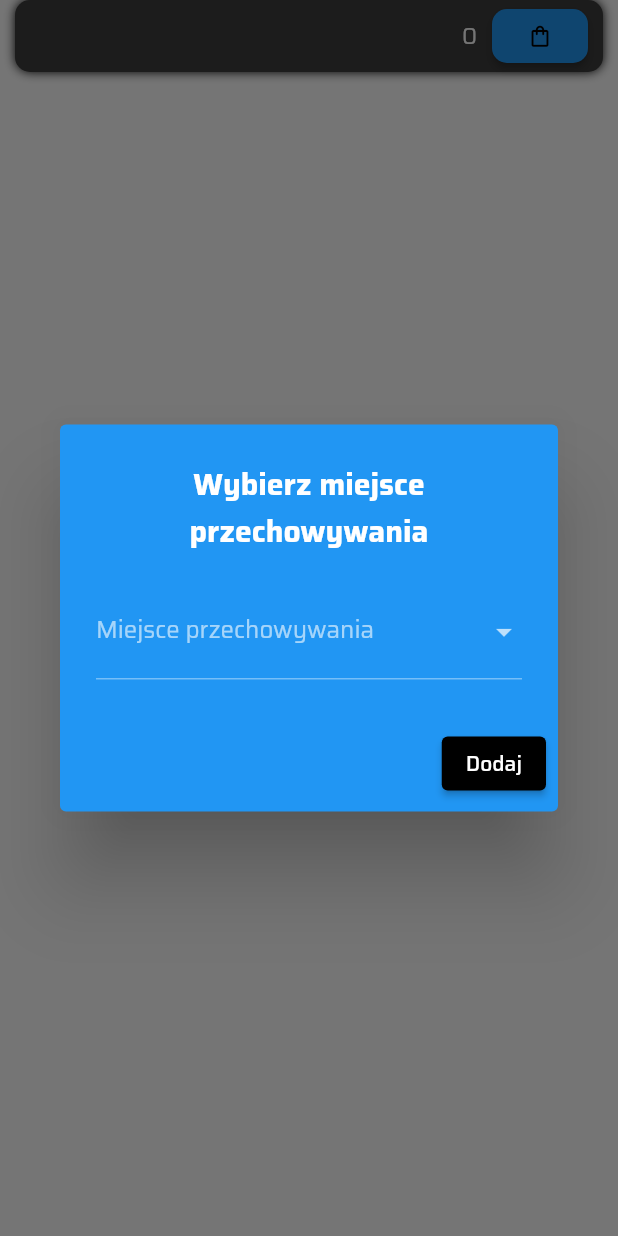
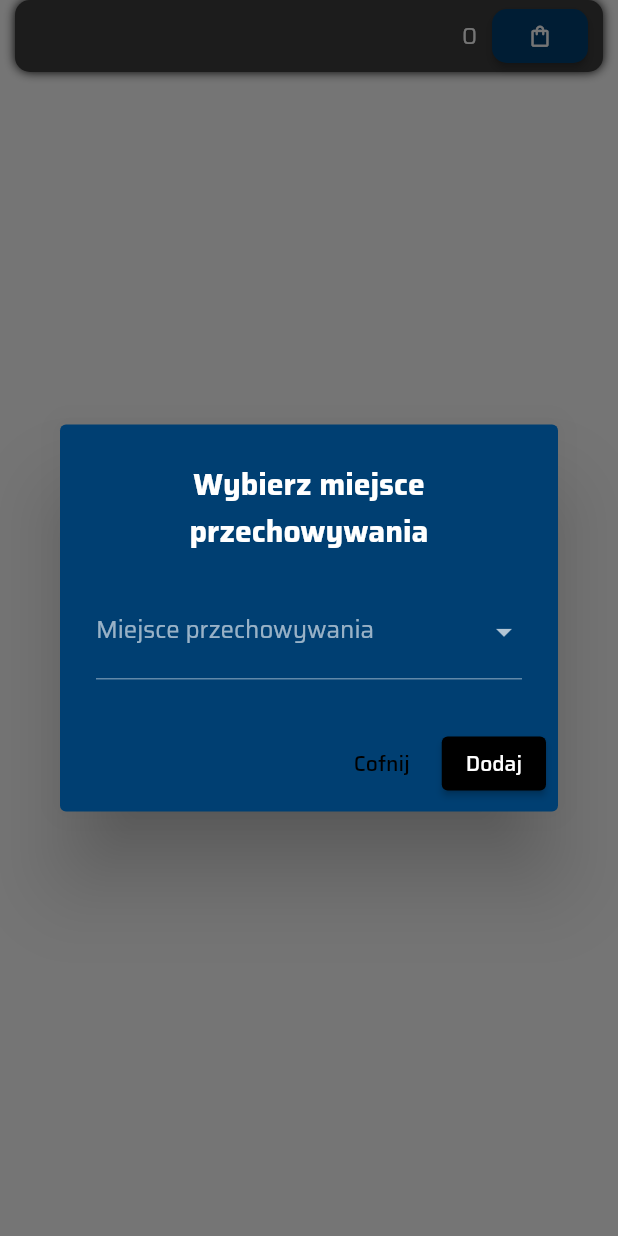
Before and after one commit to sebastiangirsza/ShopListApp, a Flutter app: the _Dismissible widget shown alone on an empty page, opened directly with empty values, after a tap on the "shopping bag" icon, on a phone screen of 412 x 824 dp. Run offline on Flutter 3.47's test engine with Material 2 defaults, Android fonts, the phone set to English and light mode, and no system bars; our stand-ins replace bloc, cloud_firestore, firebase_auth, firebase_core, flutter_bloc, google_fonts and 1 more; accounts and stored records are empty.

Commit message:
Implement others colors after right swipe

```diff
--- a/lib/app/home/pages/shop_list/categories/categories_widget.dart
+++ b/lib/app/home/pages/shop_list/categories/categories_widget.dart
@@ -79,11 +79,17 @@ class _DismissibleState extends State<_Dismissible> {
         builder: (context, state) {
           return Dismissible(
             key: UniqueKey(),
-            background: const Padding(
-              padding: EdgeInsets.symmetric(horizontal: 10),
-              child: DecoratedBox(
+            background: BlocProvider(
+              create: (context) => AddCubit(ProductsRepository()),
+              child: BlocBuilder<AddCubit, AddState>(
+                builder: (context, state) {
+                  return Padding(
+                    padding: const EdgeInsets.symmetric(horizontal: 10),
+                    child: (widget.productModel.isChecked == false)
+                        ? const DecoratedBox(
                             decoration: BoxDecoration(
-                  borderRadius: BorderRadius.all(Radius.circular(10)),
+                              borderRadius:
+                                  BorderRadius.all(Radius.circular(10)),
                               color: Colors.green,
                             ),
                             child: Align(
@@ -91,10 +97,29 @@ class _DismissibleState extends State<_Dismissible> {
                               child: Padding(
                                 padding: EdgeInsets.only(left: 32.0),
                                 child: Icon(
-                      Icons.add,
+                                  Icons.done,
                                 ),
                               ),
                             ),
+                          )
+                        : const DecoratedBox(
+                            decoration: BoxDecoration(
+                              borderRadius:
+                                  BorderRadius.all(Radius.circular(10)),
+                              color: Colors.red,
+                            ),
+                            child: Align(
+                              alignment: Alignment.centerLeft,
+                              child: Padding(
+                                padding: EdgeInsets.only(left: 32.0),
+                                child: Icon(
+                                  Icons.remove_done,
+                                ),
+                              ),
+                            ),
+                          ),
+                  );
+                },
               ),
             ),
             secondaryBackground: const Padding(
@@ -181,7 +206,7 @@ class _ProductsList extends StatelessWidget {
                   const SizedBox(width: 10),
                   ElevatedButton(
                     style: ElevatedButton.styleFrom(
-                      backgroundColor: Colors.blue,
+                      backgroundColor: const Color.fromARGB(255, 0, 63, 114),
                       shape: const RoundedRectangleBorder(
                           borderRadius: BorderRadius.all(Radius.circular(10))),
                     ),
@@ -192,13 +217,10 @@ class _ProductsList extends StatelessWidget {
                           builder: (BuildContext context) {
                             return _AlertDialog(productModel: productModel);
                           });
-                      context
-                          .read<AddCubit>()
-                          .delete(documentID: productModel.id);
                     },
                     child: const Icon(
                         size: 17,
-                        color: Colors.black,
+                        color: Colors.white,
                         Icons.shopping_bag_outlined),
                   ),
                 ],
@@ -229,7 +251,7 @@ class _AlertDialog extends StatelessWidget {
           return StatefulBuilder(
             builder: (BuildContext context, StateSetter setState) {
               return AlertDialog(
-                backgroundColor: Colors.blue,
+                backgroundColor: const Color.fromARGB(255, 0, 63, 114),
                 title: Text(
                   style:
                       GoogleFonts.getFont('Saira', fontWeight: FontWeight.bold),
@@ -267,9 +289,22 @@ class _AlertDialog extends StatelessWidget {
                   ).toList(),
                 ),
                 actions: [
-                  ElevatedButton(
+                  TextButton(
+                      onPressed: () {
+                        Navigator.of(context).pop();
+                      },
+                      child: Text(
+                        'Cofnij',
                         style:
-                        ElevatedButton.styleFrom(backgroundColor: Colors.black),
+                            GoogleFonts.getFont('Saira', color: Colors.black),
+                      )),
+                  BlocProvider(
+                    create: (context) => AddCubit(ProductsRepository()),
+                    child: BlocBuilder<AddCubit, AddState>(
+                      builder: (context, state) {
+                        return ElevatedButton(
+                          style: ElevatedButton.styleFrom(
+                              backgroundColor: Colors.black),
                           onPressed: () {
                             context.read<YourProductsCubit>().addYourProduct(
                                   productModel.productGroup,
@@ -277,12 +312,18 @@ class _AlertDialog extends StatelessWidget {
                                   productModel.productQuantity,
                                   storageName!,
                                 );
+                            context
+                                .read<AddCubit>()
+                                .delete(documentID: productModel.id);
                             Navigator.of(context).pop();
                           },
                           child: Text(
-                        style:
-                            GoogleFonts.getFont('Saira', color: Colors.white),
+                              style: GoogleFonts.getFont('Saira',
+                                  color: Colors.white),
                               'Dodaj'),
+                        );
+                      },
+                    ),
                   ),
                 ],
               );
--- a/lib/app/home/pages/your_products/pages/storage.dart
+++ b/lib/app/home/pages/your_products/pages/storage.dart
@@ -72,8 +72,8 @@ class StoragePage extends StatelessWidget {
                                 const SizedBox(height: 5),
                                 Container(
                                   height: 50,
-                                  decoration: BoxDecoration(
-                                    color: Colors.blue.withOpacity(1),
+                                  decoration: const BoxDecoration(
+                                    color: Color.fromARGB(255, 0, 63, 114),
                                     boxShadow: <BoxShadow>[
                                       BoxShadow(
                                           color: Colors.black, blurRadius: 5)
--- a/lib/app/home/pages/your_products/your_products.dart
+++ b/lib/app/home/pages/your_products/your_products.dart
@@ -54,7 +54,7 @@ class YourProductsPage extends StatelessWidget {
                               BoxShadow(color: Colors.black, blurRadius: 15)
                             ],
                             borderRadius: BorderRadius.all(Radius.circular(10)),
-                            color: Colors.blue,
+                            color: Color.fromARGB(255, 0, 63, 114),
                           ),
                           child: Row(
                             mainAxisAlignment: MainAxisAlignment.center,
```
Also changed, not shown: lib/app/home/pages/shop_list/shop_list.dart (+26 -5 lines). Lines whose indentation alone changed are shown as unchanged.
